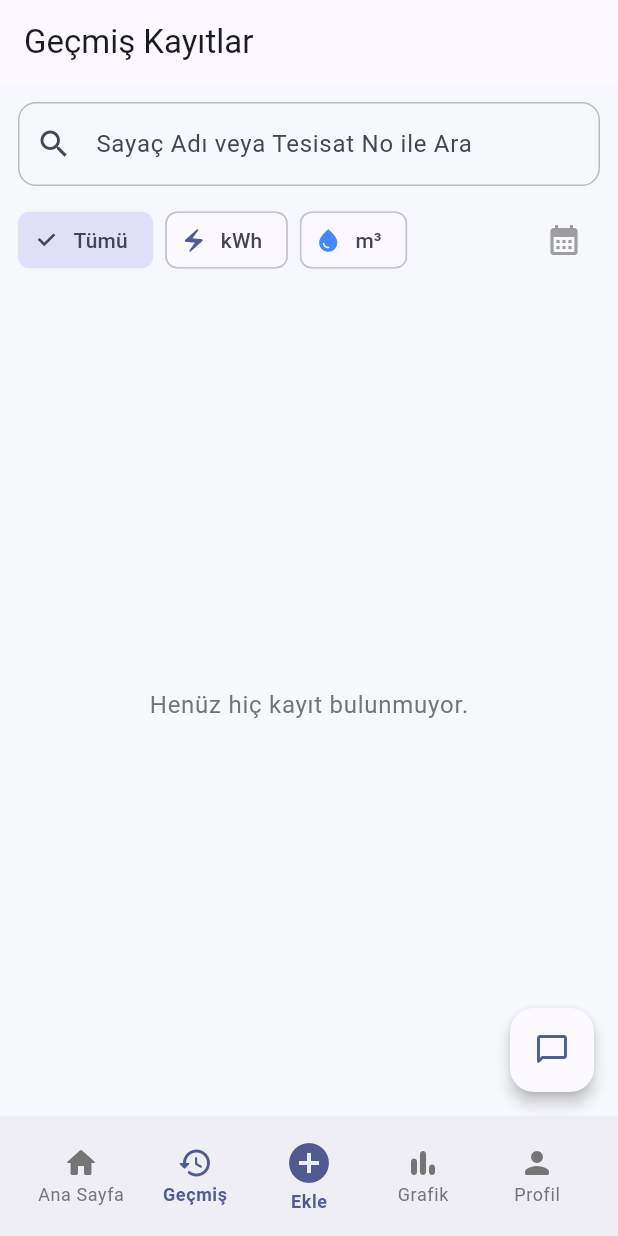
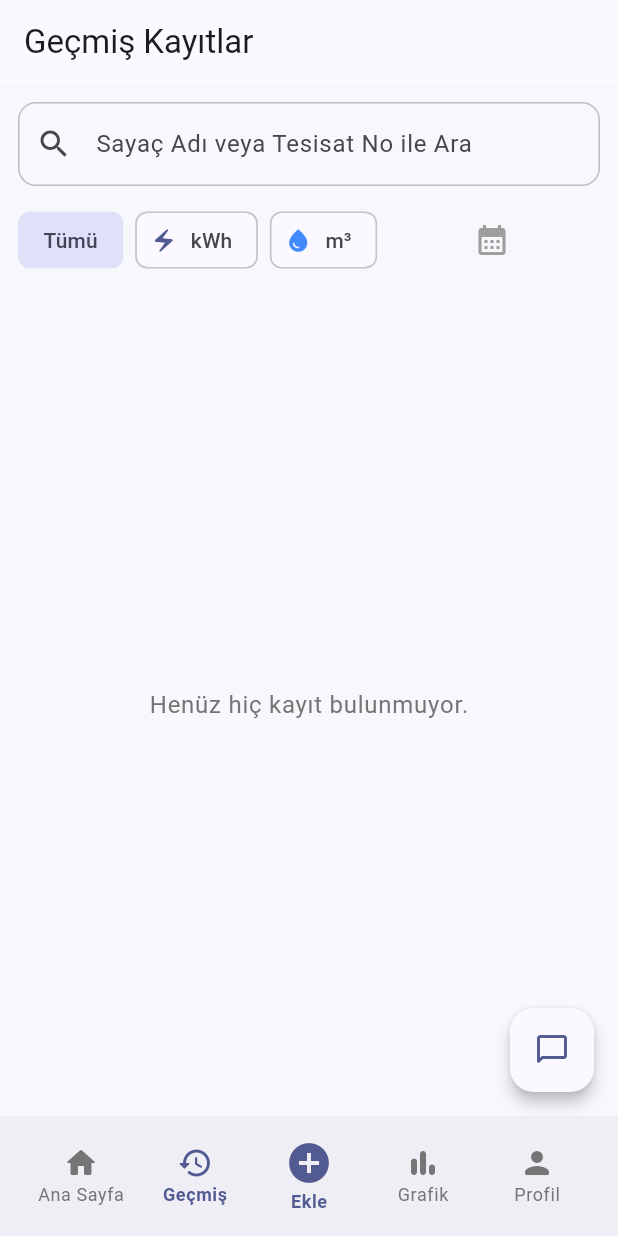
Before and after one commit to Bgrhnsn/Baylan-Sayac-App, a Flutter app: the screen it shows once a user with an empty profile is signed in, item 2 of the bottom bar chosen, on a phone screen of 412 x 824 dp. Run offline on Flutter 3.47's test engine with Material 3 defaults, Android fonts, the phone set to English and light mode, and no system bars; our stand-ins replace cloud_firestore, firebase_auth, firebase_core, firebase_storage, fl_chart, geocoding and 5 more; missing offline and left inert: firebase_app_check, google_mlkit_document_scanner, google_mlkit_text_recognition; accounts and stored records are empty.

Commit message:
geçmiş ekranındaki hatalar giderildi.

```diff
--- a/lib/screens/history_screen.dart
+++ b/lib/screens/history_screen.dart
@@ -136,7 +136,6 @@ class _HistoryScreenState extends State<HistoryScreen> {
         children: [
           TextField(
             controller: _searchController,
-            // GÜNCELLEME: Dekorasyon artık merkezi temadan (inputDecorationTheme) geliyor.
             decoration: InputDecoration(
               labelText: 'Sayaç Adı veya Tesisat No ile Ara',
               prefixIcon: const Icon(Icons.search),
@@ -153,42 +152,50 @@ class _HistoryScreenState extends State<HistoryScreen> {
           const SizedBox(height: 12),
           Row(
             children: [
-              Expanded(
-                child: Wrap(
-                  spacing: 8.0,
-                  runSpacing: 8.0,
+              // Çipler artık kendi Row'u içinde ve sadece gerektiğ/i kadar yer kaplıyor.
+              Row(
+                mainAxisSize: MainAxisSize.min,
                 children: [
-                    // GÜNCELLEME: ChoiceChip'ler artık merkezi temadan (chipTheme) stillerini alıyor.
                   ChoiceChip(
                     label: const Text('Tümü'),
                     selected: _selectedUnit == null,
                     onSelected: (selected) => setState(() => _selectedUnit = null),
+                    showCheckmark: false,
                   ),
+                  const SizedBox(width: 8),
                   ChoiceChip(
                     label: const Text('kWh'),
                     avatar: Icon(Icons.electric_bolt, size: 18, color: _selectedUnit == 'kWh' ? Colors.white : theme.colorScheme.primary),
                     selected: _selectedUnit == 'kWh',
                     onSelected: (selected) => setState(() => _selectedUnit = 'kWh'),
+                    showCheckmark: false,
                   ),
+                  const SizedBox(width: 8),
                   ChoiceChip(
                     label: const Text('m³'),
                     avatar: Icon(Icons.water_drop, size: 18, color: _selectedUnit == 'm³' ? Colors.white : Colors.blueAccent),
                     selected: _selectedUnit == 'm³',
                     onSelected: (selected) => setState(() => _selectedUnit = 'm³'),
+                    showCheckmark: false,
                   ),
                 ],
               ),
-              ),
+              // Spacer, kalan tüm boşluğu doldurarak butonları sağa iter.
+              const Spacer(),
               IconButton(
                 icon: Icon(Icons.calendar_month, color: _selectedDateRange != null ? theme.colorScheme.primary : Colors.grey),
                 tooltip: 'Tarihe Göre Filtrele',
                 onPressed: _selectDateRange,
               ),
-              if (_selectedDateRange != null)
-                IconButton(
+              Opacity(
+                opacity: _selectedDateRange != null ? 1.0 : 0.0,
+                child: IconButton(
                   icon: const Icon(Icons.close, color: Colors.grey),
                   tooltip: 'Tarih Filtresini Temizle',
-                  onPressed: () => setState(() => _selectedDateRange = null),
+                  onPressed: _selectedDateRange != null
+                      ? () => setState(() => _selectedDateRange = null)
+                      : null,
+                ),
               ),
             ],
           ),
--- a/lib/screens/home_screen.dart
+++ b/lib/screens/home_screen.dart
@@ -49,7 +49,7 @@ class _HomeScreenState extends State<HomeScreen> {
         title: Text(_appBarTitles[_tab]),
         automaticallyImplyLeading: false,
       ),
-      body: IndexedStack(
+      body: IndexedStack(//her sekmenin stateti korunur
         index: _tab,
         children: tabs,
       ),
@@ -83,7 +83,8 @@ class _HomeScreenState extends State<HomeScreen> {
         child: Row(
           mainAxisAlignment: MainAxisAlignment.spaceAround,
           children: [
-            Expanded(child: _NavItem(icon: Icons.home_rounded, label: 'Ana Sayfa', isActive: _tab == 0, onTap: () => setState(() => _tab = 0))),
+            //ana sayfa seçiliyse state değişmesin
+            Expanded(child: _NavItem(icon: Icons.home_rounded, label: 'Ana Sayfa', isActive: _tab == 0, onTap: () { if (_tab != 0) setState(() => _tab = 0); })),
             Expanded(child: _NavItem(icon: Icons.history_rounded, label: 'Geçmiş', isActive: _tab == 1, onTap: () => setState(() => _tab = 1))),
             Expanded(child: _AddButton(onTap: () => Navigator.push(context, MaterialPageRoute(builder: (context) => const NewReadingScreen())))),
             Expanded(child: _NavItem(icon: Icons.bar_chart_rounded, label: 'Grafik', isActive: _tab == 2, onTap: () => setState(() => _tab = 2))),
@@ -118,14 +119,14 @@ class _HomeScreenState extends State<HomeScreen> {
         }
         final readings = snapshot.data!.docs.map((doc) => MeterReading.fromSnapshot(doc)).toList();
 
-        // YENİ: Grafik için veriyi işle
+        // son 6 ay fatura toplamları
         final invoiceData = _processInvoiceDataForHome(readings);
 
         return ListView(
           padding: const EdgeInsets.all(16.0),
           children: [
             // YENİ: Eski kart yerine yeni grafik metodu çağrılıyor.
-            _buildHomeScreenMonthlyChart(invoiceData),
+            _buildHomeScreenMonthlyChart(invoiceData),//grafik
             const SizedBox(height: 24),
             Row(
               mainAxisAlignment: MainAxisAlignment.spaceBetween,
@@ -137,7 +138,7 @@ class _HomeScreenState extends State<HomeScreen> {
               ],
             ),
             const SizedBox(height: 8),
-            ListView.builder(
+            ListView.builder(//son 3 fatura
               shrinkWrap: true,
               physics: const NeverScrollableScrollPhysics(),
               itemCount: min(readings.length, 3),
@@ -251,6 +252,7 @@ class _HomeScreenState extends State<HomeScreen> {
             ),
           ),
           const SizedBox(height: 16),
+          //bu ay geçen ay değişim bilgileri
           _buildStatsRow([
             _StatItem(value: NumberFormat.currency(locale: 'tr_TR', symbol: '₺', decimalDigits: 0).format(currentAmount), label: 'Bu Ay', color: change > 0 ? const Color(0xFFFF3B30) : const Color(0xFF30D158)),
             _StatItem(value: NumberFormat.currency(locale: 'tr_TR', symbol: '₺', decimalDigits: 0).format(previousAmount), label: 'Geçen Ay', color: const Color(0xFF86868B)),
@@ -291,11 +293,7 @@ class _HomeScreenState extends State<HomeScreen> {
   }
 }
 
-// =======================================================================
-// YARDIMCI WIDGET'LAR VE SINIFLAR
-// =======================================================================
-
-/// YENİ: Grafik kartları için genel çerçeve widget'ı.
+/// YENİ: Grafik kartları için genel çerçeve widget'ı.gölge
 Widget _buildChartCard({required String title, required String period, required Widget child}) {
   return Container(
     decoration: BoxDecoration(
@@ -327,7 +325,7 @@ Widget _buildChartCard({required String title, required String period, required
   );
 }
 
-/// YENİ: Grafik altındaki istatistik satırını oluşturan widget.
+/// bu ay geçen ay değişim istatisiği
 Widget _buildStatsRow(List<_StatItem> items) {
   return Row(
     children: items.map((item) {
```
Also changed, not shown: lib/screens/photo_viewer_screen.dart (+25 -11 lines), lib/screens/reading_detail_screen.dart (+3 -4 lines), 1 other file. Lines whose indentation alone changed are shown as unchanged.
